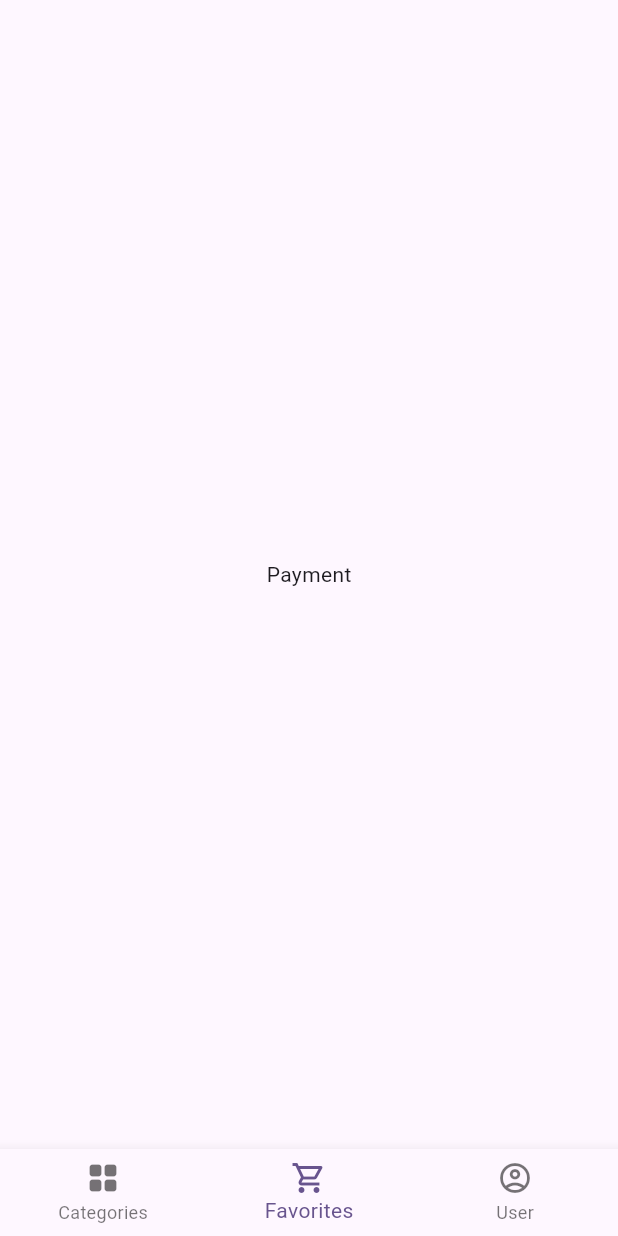
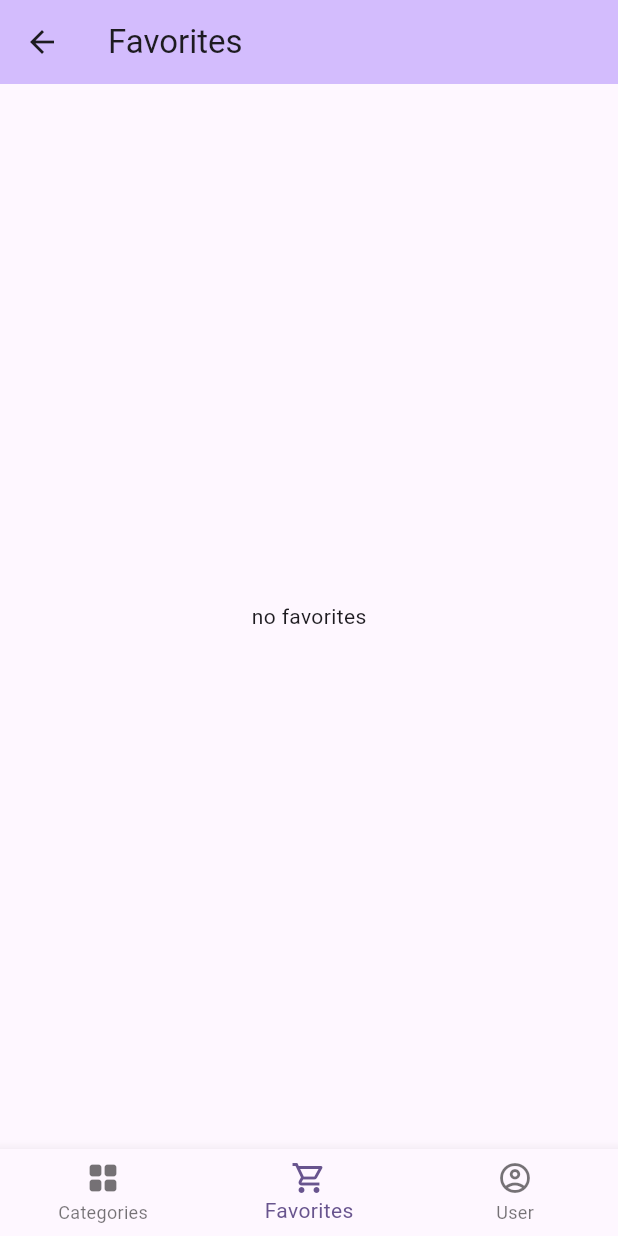
Before and after one commit to assyaIsk/flutter, a Flutter app: the Tabs screen opened by its route, item 2 of the bottom bar chosen, on a phone screen of 412 x 824 dp. Run offline on Flutter 3.47's test engine with Material 3 defaults, Android fonts, the phone set to English and light mode, and no system bars; our stand-ins replace flutter_riverpod, flutter_svg.

Commit message:
favorites

```diff
--- a/lib/data/vegetables.dart
+++ b/lib/data/vegetables.dart
@@ -1,17 +1,18 @@
 enum Units { piece, kg }
 
 class Vegetables {
-  const Vegetables({
-    required this.name,
-    required this.price,
-    required this.unit,
-    required this.imageUrl,
-    required this.text,
-  });
+  Vegetables(
+      {required this.name,
+      required this.price,
+      required this.unit,
+      required this.imageUrl,
+      required this.text,
+      required this.isFavorite});
 
   final String name;
   final double price;
   final Units unit;
   final String imageUrl;
   final String text;
+  bool isFavorite;
 }
--- a/lib/models/vegetable_model.dart
+++ b/lib/models/vegetable_model.dart
@@ -1,11 +1,12 @@
 import 'package:vegetables/data/vegetables.dart';
 
-const vegetables = [
+List<Vegetables> vegetables = [
   Vegetables(
       name: 'Boston Lettuce',
       price: 1.10,
       unit: Units.piece,
       imageUrl: 'assets/images/Media.png',
+      isFavorite: false,
       text:
           'Lettuce is an annual plant of the daisy family, Asteraceae. It is most often grown as a leaf vegetable, but sometimes for its stem and seeds. Lettuce is most often used for salads, although it is also seen in other kinds of food, such as soups, sandwiches and wraps; it can also be grilled.'),
   Vegetables(
@@ -13,11 +14,13 @@ const vegetables = [
       price: 1.85,
       unit: Units.kg,
       imageUrl: 'assets/images/Media2.png',
+      isFavorite: false,
       text: 'Purple Cauliflower'),
   Vegetables(
       name: 'Savoy Cabbage',
       price: 1.45,
       unit: Units.kg,
       imageUrl: 'assets/images/Media3.png',
+      isFavorite: false,
       text: 'Savoy Cabbage'),
 ];
--- /dev/null
+++ b/lib/screens/favorites_screen.dart
@@ -0,0 +1,26 @@
+import 'package:flutter/material.dart';
+import 'package:vegetables/data/vegetables.dart';
+import 'package:vegetables/widgets/vegetables/vegetable_list.dart';
+
+class FavoritesScreen extends StatelessWidget {
+  const FavoritesScreen({
+    super.key,
+    required this.vegetables,
+  });
+  final List<Vegetables> vegetables;
+
+  @override
+  Widget build(BuildContext context) {
+    return Scaffold(
+        appBar: AppBar(
+          backgroundColor: Theme.of(context).colorScheme.inversePrimary,
+          title: const Text('Favorites'),
+        ),
+        body: Center(
+          //list of vegetables
+          child: vegetables.isEmpty
+              ? const Text('no favorites')
+              : VegetableList(vegetables: vegetables),
+        ));
+  }
+}
--- a/lib/screens/payment_screen.dart
+++ /dev/null
@@ -1,12 +0,0 @@
-import 'package:flutter/material.dart';
-
-class PaymentScreen extends StatelessWidget {
-  const PaymentScreen({super.key});
-
-  @override
-  Widget build(BuildContext context) {
-    return const Center(
-      child: Text('Payment'),
-    );
-  }
-}
--- a/lib/screens/tabs.dart
+++ b/lib/screens/tabs.dart
@@ -1,17 +1,19 @@
 import 'package:flutter/material.dart';
-import 'package:vegetables/screens/payment_screen.dart';
+import 'package:flutter_riverpod/flutter_riverpod.dart';
+import 'package:vegetables/providers/favorites_provider.dart';
+import 'package:vegetables/screens/favorites_screen.dart';
 import 'package:vegetables/screens/vegetables_screen.dart';
 
-class Tabs extends StatefulWidget {
+class Tabs extends ConsumerStatefulWidget {
   const Tabs({super.key});
 
   @override
-  State<Tabs> createState() {
+  ConsumerState<Tabs> createState() {
     return _Footer();
   }
 }
 
-class _Footer extends State<Tabs> {
+class _Footer extends ConsumerState<Tabs> {
   int _selectedPageIndex = 0;
 
   void _selectPage(int index) {
@@ -25,7 +27,10 @@ class _Footer extends State<Tabs> {
     Widget activePage = const VegetablesScreen();
 
     if (_selectedPageIndex == 1) {
-      activePage = const PaymentScreen();
+      final favoriteVegetales = ref.watch(favoriteVegetablesProvider);
+      activePage = FavoritesScreen(
+        vegetables: favoriteVegetales,
+      );
     }
 
     return Scaffold(
--- a/pubspec.yaml
+++ b/pubspec.yaml
@@ -36,6 +36,7 @@ dependencies:
   # Use with the CupertinoIcons class for iOS style icons.
   cupertino_icons: ^1.0.2
   flutter_svg: ^2.0.9
+  flutter_riverpod: ^2.4.9
 
 dev_dependencies:
   flutter_test:
```
Also changed, not shown: lib/main.dart (+6 -1 lines), lib/providers/favorites_provider.dart (added, +25 -0 lines), lib/screens/vegetable_detail.dart (+20 -8 lines), lib/screens/vegetables_screen.dart (+6 -5 lines), lib/widgets/vegetables/vegetable_list.dart (+29 -10 lines), assets/svg/favorite.svg (added), pubspec.lock.
